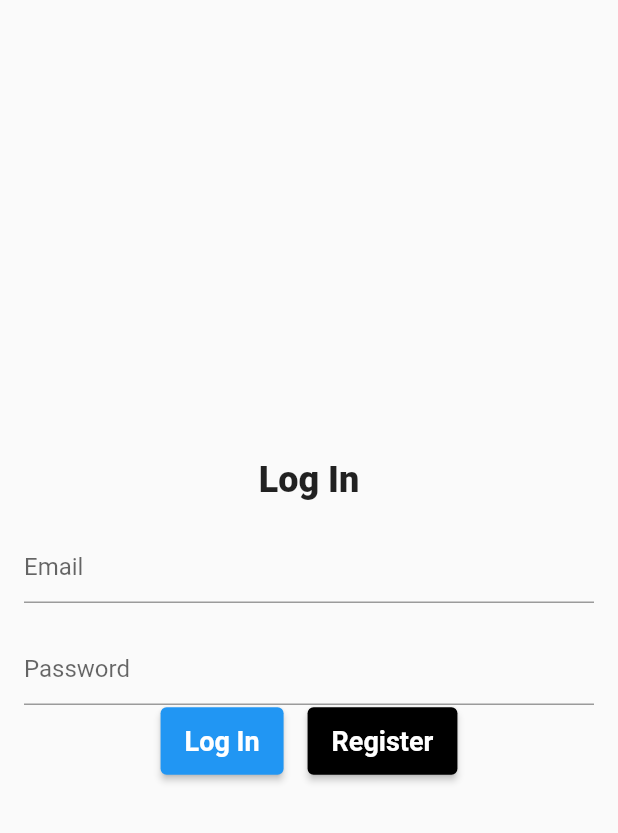
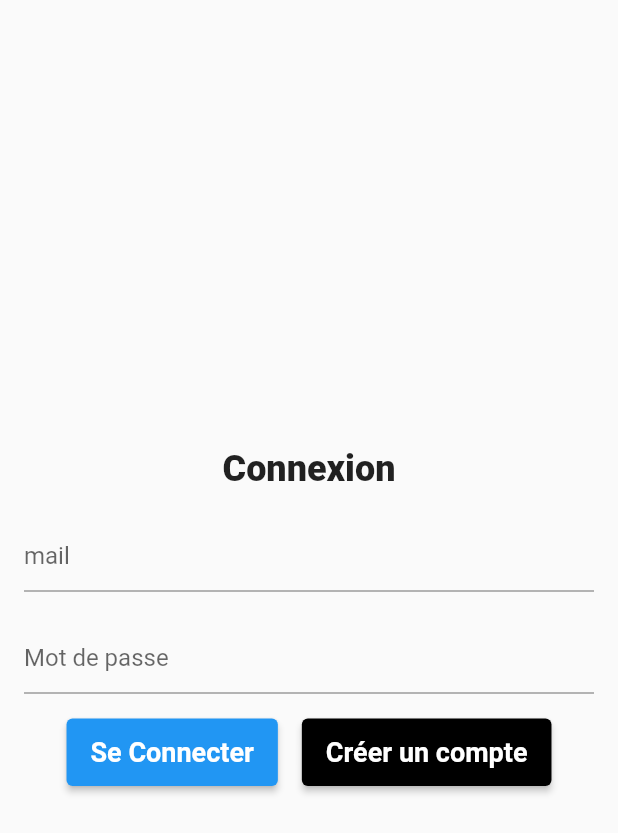
Before and after one commit to Yuubitsume/Flutter_To_Do_List, a Flutter app: the screen it shows after launch, on a phone screen of 412 x 824 dp. Shown: the top 833 px of the screen. Run offline on Flutter 3.47's test engine with Material 2 defaults, Android fonts, the phone set to English and light mode, and no system bars; our stand-ins replace firebase_auth, firebase_core, get; accounts and stored records are empty.

Commit message:
move button log in page and redirection register page

```diff
--- a/lib/auth/auth.dart
+++ b/lib/auth/auth.dart
@@ -5,8 +5,7 @@ class Auth {
 //Creating new instance of firebase auth
   final FirebaseAuth _auth = FirebaseAuth.instance;
 
-  Future<void> registerWithEmailAndPassword(
-      String email, String password) async {
+  Future<void> registerWithEmailAndPassword(String email, String password) async {
     final user = await _auth.createUserWithEmailAndPassword(
       email: email,
       password: password,
--- a/lib/auth/register.dart
+++ b/lib/auth/register.dart
@@ -6,19 +6,21 @@ import 'package:flutter/material.dart';
 import '../main.dart';
 import 'auth.dart';
 
-class RegisterScreen extends State<AuthScreen> {
+class RegisterScreen extends StatelessWidget {
   final bool _isLogin = false;
   bool _loading = false;
   final _formKey = GlobalKey<FormState>();
   final TextEditingController _emailController = TextEditingController();
   final TextEditingController _passwordController = TextEditingController();
 
+  RegisterScreen({super.key});
+
   handleSubmit() async {
     if (!_formKey.currentState!.validate()) return;
     final email = _emailController.value.text;
     final password = _passwordController.value.text;
 
-    setState(() => _loading = true);
+    //setState(() => _loading = true);
 
     //Check if is login or register
     if (_isLogin) {
@@ -27,7 +29,7 @@ class RegisterScreen extends State<AuthScreen> {
       await Auth().registerWithEmailAndPassword(email, password);
     }
 
-    setState(() => _loading = false);
+    //setState(() => _loading = false);
   }
 
   @override
@@ -44,7 +46,7 @@ class RegisterScreen extends State<AuthScreen> {
               crossAxisAlignment: CrossAxisAlignment.center,
               children: [
                 const Text(
-                  "Register Page",
+                  "Page de création de compte",
                   style: TextStyle(fontSize: 24, fontWeight: FontWeight.w800),
                 ),
                 const SizedBox(
@@ -55,7 +57,7 @@ class RegisterScreen extends State<AuthScreen> {
                   controller: _emailController,
                   validator: (value) {
                     if (value == null || value.isEmpty) {
-                      return 'Please enter your email';
+                      return 'Mettez un mail valide';
                     }
                     return null;
                   },
@@ -79,12 +81,12 @@ class RegisterScreen extends State<AuthScreen> {
                   obscureText: true,
                   validator: (value) {
                     if (value == null || value.isEmpty) {
-                      return 'Please enter your password';
+                      return 'Mettez un mot de passe valide';
                     }
                     return null;
                   },
                   decoration: const InputDecoration(
-                    hintText: 'Password',
+                    hintText: 'Mot de Passe',
                     focusedBorder: UnderlineInputBorder(
                       borderSide: BorderSide(
                         color: Colors.black,
@@ -108,7 +110,7 @@ class RegisterScreen extends State<AuthScreen> {
                             strokeWidth: 2,
                           ),
                         )
-                      : const Text('Register'),
+                      : const Text('Créer votre compte'),
                 ),
               ],
             ),
--- a/lib/main.dart
+++ b/lib/main.dart
@@ -28,11 +28,12 @@ class MyApp extends StatelessWidget {
         //textTheme: GoogleFonts.poppinsTextTheme(Theme.of(context).textTheme),
         primarySwatch: Colors.blue,
       ),
+      debugShowCheckedModeBanner: false,
       home: StreamBuilder<User?>(
         stream: FirebaseAuth.instance.authStateChanges(),
         builder: (context, snapshot) {
           if (snapshot.hasData) {
-            return const ToDoList(title: 'Your TodoList');
+            return const ToDoList(title: 'Ma TodoList');
           } else {
             return const AuthScreen();
           }
@@ -90,7 +91,7 @@ class _AuthScreenState extends State<AuthScreen> {
               crossAxisAlignment: CrossAxisAlignment.center,
               children: [
                 const Text(
-                  "Log In",
+                  "Connexion",
                   style: TextStyle(fontSize: 24, fontWeight: FontWeight.w800),
                 ),
                 const SizedBox(
@@ -101,12 +102,12 @@ class _AuthScreenState extends State<AuthScreen> {
                   controller: _emailController,
                   validator: (value) {
                     if (value == null || value.isEmpty) {
-                      return 'Please enter your email';
+                      return 'Veuillez entrez votre email';
                     }
                     return null;
                   },
                   decoration: const InputDecoration(
-                    hintText: 'Email',
+                    hintText: 'mail',
                     focusColor: Colors.black,
                     focusedBorder: UnderlineInputBorder(
                       borderSide: BorderSide(
@@ -125,12 +126,12 @@ class _AuthScreenState extends State<AuthScreen> {
                   obscureText: true,
                   validator: (value) {
                     if (value == null || value.isEmpty) {
-                      return 'Please enter your password';
+                      return 'Veuillez entrez votre mot de passe';
                     }
                     return null;
                   },
                   decoration: const InputDecoration(
-                    hintText: 'Password',
+                    hintText: 'Mot de passe',
                     focusedBorder: UnderlineInputBorder(
                       borderSide: BorderSide(
                         color: Colors.black,
@@ -139,10 +140,13 @@ class _AuthScreenState extends State<AuthScreen> {
                     ),
                   ),
                 ),
+                //enveloppage des deux boutons et button "Se connecter"
                 Column(
-                  mainAxisAlignment: MainAxisAlignment.center,
-                  children: <Widget>[
-                    Row(
+                mainAxisAlignment: MainAxisAlignment.center,
+                children: <Widget>[
+                  Padding(
+                    padding: const EdgeInsets.only(top: 15.0),
+                    child: Row(
                       mainAxisAlignment: MainAxisAlignment.center,
                       children: <Widget>[
                         ElevatedButton(
@@ -155,7 +159,7 @@ class _AuthScreenState extends State<AuthScreen> {
                             ),
                           ),
                           child: const Text(
-                            'Log In',
+                            'Se Connecter',
                             style: TextStyle(
                               color: Colors.white,
                               fontSize: 18.0,
@@ -166,9 +170,9 @@ class _AuthScreenState extends State<AuthScreen> {
                         const SizedBox(
                           width: 16.0,
                           height: 20,
-                        ),
-                       ElevatedButton(
-                          onPressed: () => Navigator.of(context).push(MaterialPageRoute(builder: (context) => RegisterScreen())),
+                        ), // End button Se connecter
+                        //button "créer un compte"
+                      ElevatedButton(
                           style: ElevatedButton.styleFrom(
                             backgroundColor: Colors.black,
                             padding: const EdgeInsets.symmetric(
@@ -176,8 +180,14 @@ class _AuthScreenState extends State<AuthScreen> {
                               vertical: 12.0,
                             ),
                           ),
+                          onPressed: () {
+                            Navigator.push(
+                              context,
+                              MaterialPageRoute(builder: (context) => RegisterScreen()),
+                            );
+                          },
                           child: const Text(
-                            'Register',
+                            'Créer un compte',
                             style: TextStyle(
                               color: Colors.white,
                               fontSize: 18.0,
@@ -185,15 +195,16 @@ class _AuthScreenState extends State<AuthScreen> {
                             ),
                           ),
                         ),
-                      ]
-                    )
+                       ]
+                      )
+                    ),
                   ],
                 ),
               ],
             ),
           ),
         ),
-      ),
+      )
     );
   }
 }
@@ -221,7 +232,7 @@ class HomeScreen extends StatelessWidget {
             style: ElevatedButton.styleFrom(
               backgroundColor: Colors.black,
             ),
-            child: const Text('Sign Out'),
+            child: const Text('Déconnecter'),
           ),
         ),
       ),
@@ -237,7 +248,6 @@ class ToDoList extends StatefulWidget {
   final String title;
 
   @override
-  // ignore: library_private_types_in_public_api
   _ToDoListState createState() => _ToDoListState();
 }
 
@@ -296,7 +306,7 @@ class _ToDoListState extends State<ToDoList> {
     return TextField(
       controller: _taskController,
       decoration: const InputDecoration(
-        labelText: 'Add a new task',
+        labelText: 'Ajouter une tâche',
       ),
       onSubmitted: (value) {
         _addTask(value);
```
